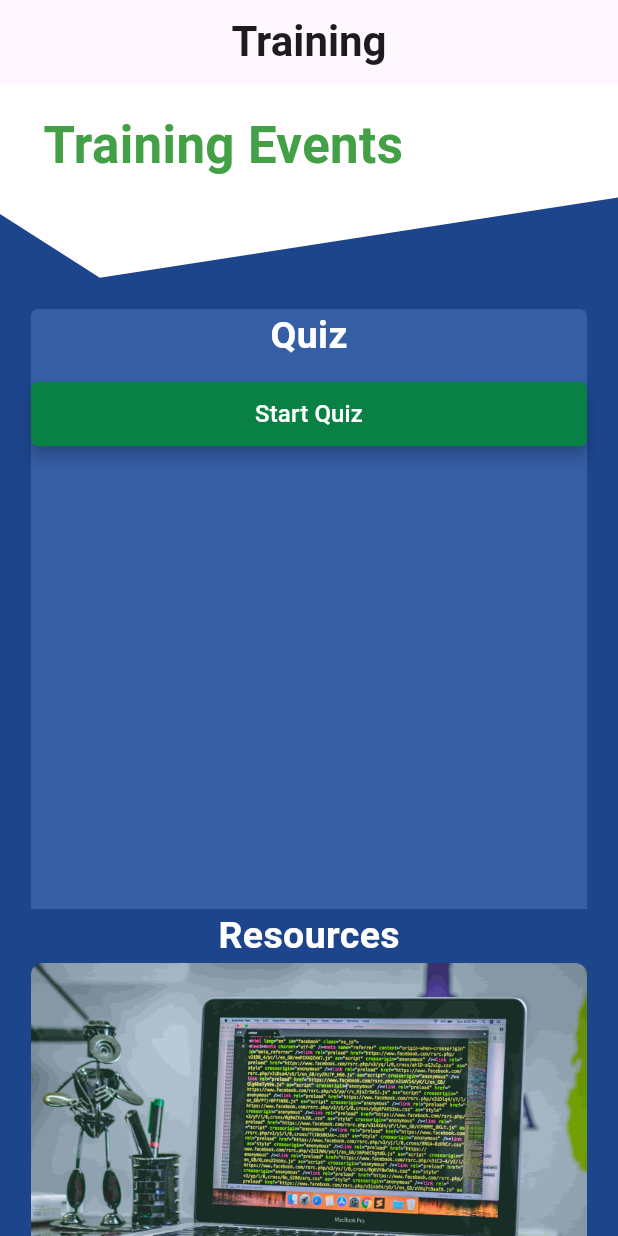
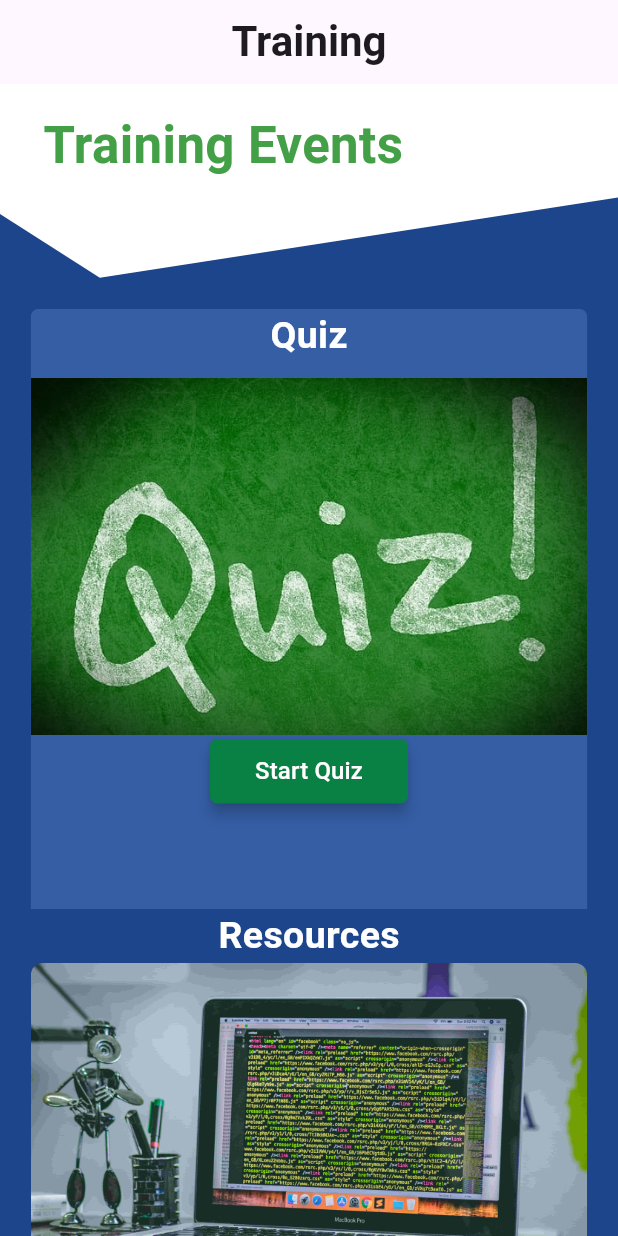
Before and after one commit to imransihab0/diudsl, a Flutter app: the screen it shows after launch, on a phone screen of 412 x 824 dp. Run offline on Flutter 3.47's test engine with Material 3 defaults, Android fonts, the light colour scheme and no system bars.

Commit message:
Training page updated

```diff
--- a/lib/Pages/TrainingPage.dart
+++ b/lib/Pages/TrainingPage.dart
@@ -68,7 +68,10 @@ class _TrainingPageState extends State<TrainingPage> {
     }
 
     Container quizFrontpage = Container(
-      child: ElevatedButton(
+      child: Column(
+        children: [
+          Image.asset("assets/images/quiz.jpg"),
+          ElevatedButton(
             style: ElevatedButton.styleFrom(
               backgroundColor: Color(0xff0a8144),
               elevation: 4,
@@ -85,7 +88,12 @@ class _TrainingPageState extends State<TrainingPage> {
                   fontSize: 16,
                 )),
           ),
+        ],
+      ),
     );
+
+
+
 
 
     AnimatedContainer QuizWidget = AnimatedContainer(
@@ -152,8 +160,8 @@ class _TrainingPageState extends State<TrainingPage> {
               ),
               child: Column(
                 children: [
-                  const Center(
-                      child: Text(
+                  Center(
+                      child: isPressed ? Row() : Text(
                     "Quiz",
                     style: TextStyle(
                       fontWeight: FontWeight.bold,
--- a/lib/Widgets/QuizCard.dart
+++ b/lib/Widgets/QuizCard.dart
@@ -140,8 +140,9 @@ class _QuizCardState extends State<QuizCard> {
           crossAxisAlignment: CrossAxisAlignment.start,
           children: [
             Text(qstn, style: Style,),
+            SizedBox(height: 5,),
             SizedBox(
-              height: 200,
+              height: 250,
               child: Column(
                 mainAxisAlignment: MainAxisAlignment.spaceAround,
                 children: Quizbuttons,
```
Lines whose indentation alone changed are shown as unchanged.
